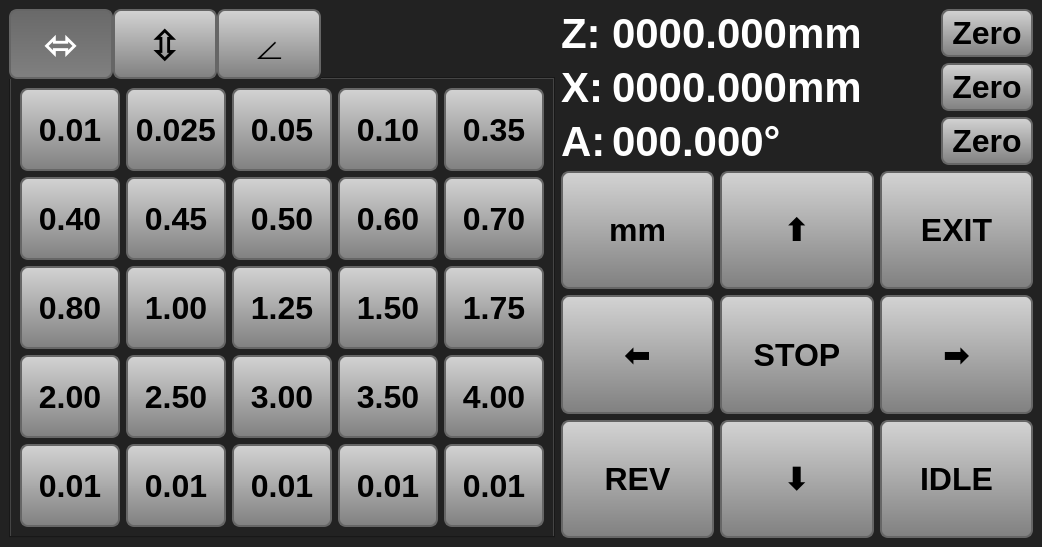
Qt form ElectronicLeadscrew.ui (tinic/ElectronicLeadscrew) before a commit.
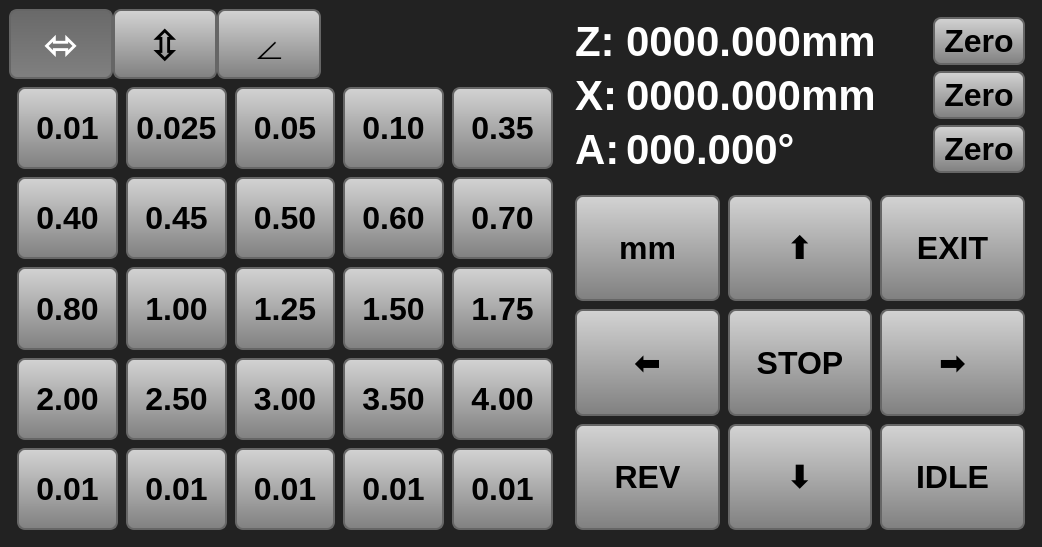
The same form after that commit.

The edit to the form file:
```diff
--- a/ElectronicLeadscrew.ui
+++ b/ElectronicLeadscrew.ui
@@ -51,7 +51,14 @@
 	font-size: 42px;
 	font-weight: 600;
 }
- QTabBar::tab:selected {
+QTabWidget::tab-bar {
+	alignment:center;
+}
+QTabWidget::pane {
+	border: 0px;
+	padding: 0px;
+}
+QTabBar::tab:selected {
 	color: white;
 	background: qlineargradient( x1:0 y1:0, x2:0 y2:1, stop:0 dimgray, stop:1 grey);
 }
@@ -105,11 +112,29 @@
           <string>⬄</string>
          </attribute>
          <layout class="QVBoxLayout" name="verticalLayout_3">
+          <property name="spacing">
+           <number>0</number>
+          </property>
+          <property name="leftMargin">
+           <number>8</number>
+          </property>
+          <property name="topMargin">
+           <number>8</number>
+          </property>
+          <property name="rightMargin">
+           <number>8</number>
+          </property>
+          <property name="bottomMargin">
+           <number>8</number>
+          </property>
           <item>
            <layout class="QGridLayout" name="value_grid_00" rowstretch="1,1,1,1,1" columnstretch="1,1,1,1,1" columnminimumwidth="100,100,100,100,100">
             <property name="sizeConstraint">
              <enum>QLayout::SetDefaultConstraint</enum>
             </property>
+            <property name="spacing">
+             <number>8</number>
+            </property>
             <item row="0" column="1">
              <widget class="QPushButton" name="value_0_01">
               <property name="sizePolicy">
@@ -1348,6 +1373,18 @@
        <layout class="QVBoxLayout" name="right_vertical_box">
         <item>
          <layout class="QGridLayout" name="coord_grid">
+          <property name="leftMargin">
+           <number>8</number>
+          </property>
+          <property name="topMargin">
+           <number>8</number>
+          </property>
+          <property name="rightMargin">
+           <number>8</number>
+          </property>
+          <property name="bottomMargin">
+           <number>8</number>
+          </property>
           <item row="0" column="1">
            <widget class="QLabel" name="z_axis_coord">
             <property name="sizePolicy">
@@ -1463,6 +1500,21 @@
         </item>
         <item>
          <layout class="QGridLayout" name="button_grid">
+          <property name="leftMargin">
+           <number>8</number>
+          </property>
+          <property name="topMargin">
+           <number>8</number>
+          </property>
+          <property name="rightMargin">
+           <number>8</number>
+          </property>
+          <property name="bottomMargin">
+           <number>8</number>
+          </property>
+          <property name="spacing">
+           <number>8</number>
+          </property>
           <item row="0" column="1">
            <widget class="QPushButton" name="button_up">
             <property name="sizePolicy">
```
Left out of the diff: 36 changed lines with no effect on the pictures.
